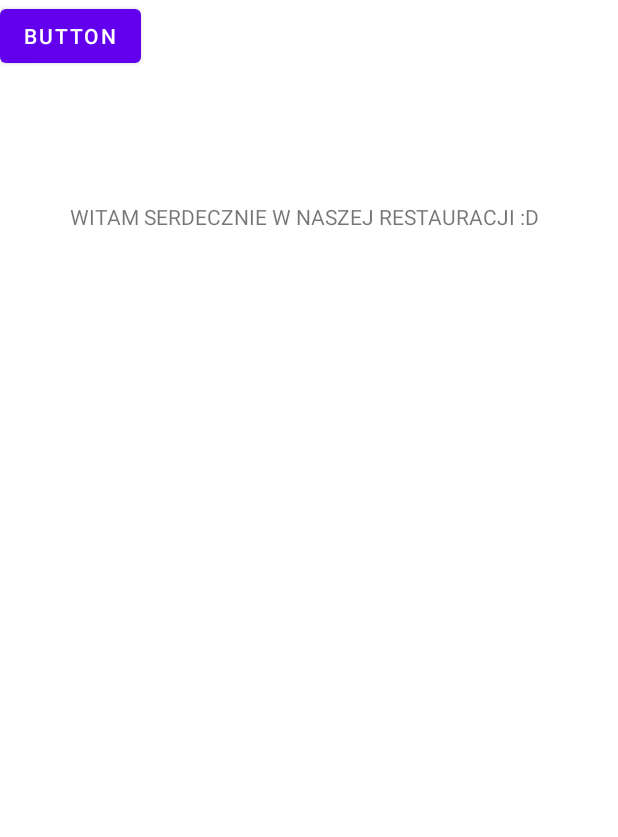
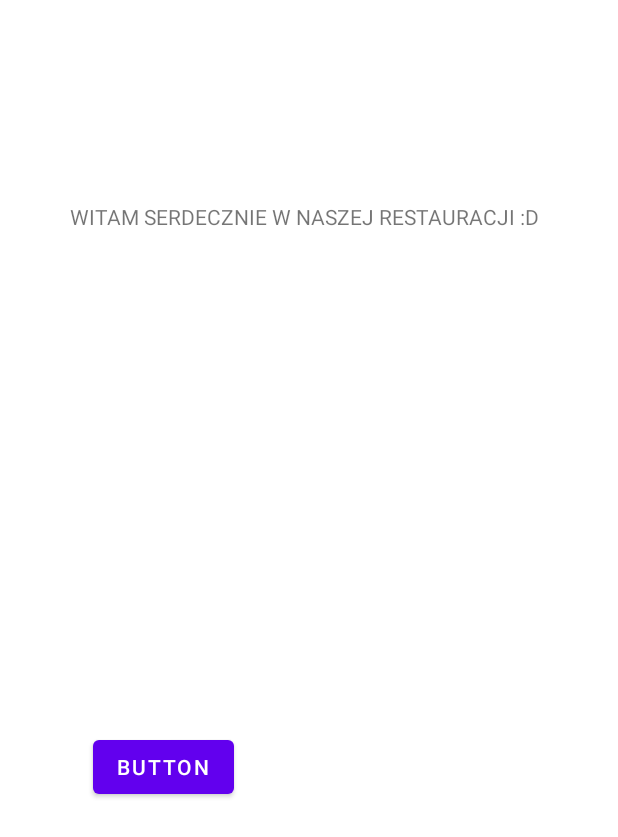
Before and after one commit to kbcodec/RestaurantApp-Blicharz-Gradalska-Maczka, an Android app: the MainActivity screen opened directly, with no data from a screen before it, on a phone screen of 412 x 824 dp. Shown: the top 837 px of the screen. Run offline under Robolectric (Android 15) with nearby library versions, the phone set to English and light mode, and no system bars.

Commit message:
adding button2

```diff
--- a/app/src/main/res/layout/activity_main.xml
+++ b/app/src/main/res/layout/activity_main.xml
@@ -7,6 +7,7 @@
     tools:context=".MainActivity">
 
     <TextView
+        android:id="@+id/textView"
         android:layout_width="wrap_content"
         android:layout_height="wrap_content"
         android:text="@string/welcome_text"
@@ -21,8 +22,12 @@
         android:id="@+id/button"
         android:layout_width="wrap_content"
         android:layout_height="wrap_content"
+        android:layout_marginStart="61dp"
+        android:layout_marginTop="333dp"
+        android:layout_marginEnd="256dp"
         android:text="Button"
-        tools:layout_editor_absoluteX="61dp"
-        tools:layout_editor_absoluteY="449dp" />
+        app:layout_constraintEnd_toEndOf="parent"
+        app:layout_constraintStart_toStartOf="parent"
+        app:layout_constraintTop_toBottomOf="@+id/textView" />
 
 </androidx.constraintlayout.widget.ConstraintLayout>
```
